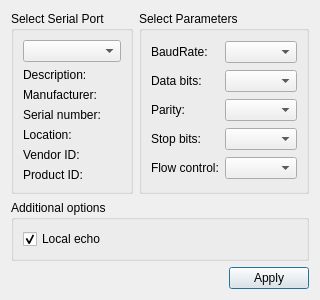
kwangjo/CanAnalyzer, file QtCanAnalyzer/graphic/settingsdialog.ui: the form before one commit.
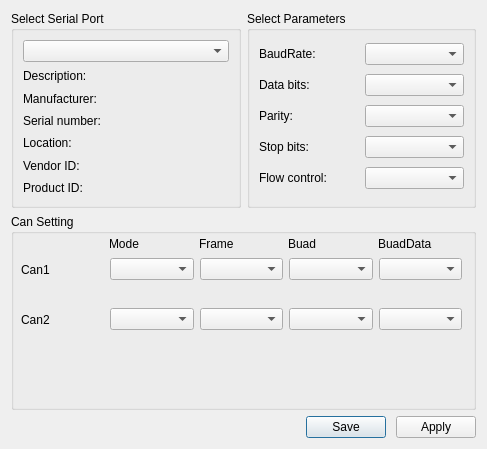
The form after the commit.

```diff
--- a/QtCanAnalyzer/graphic/settingsdialog.ui
+++ b/QtCanAnalyzer/graphic/settingsdialog.ui
@@ -6,8 +6,8 @@
    <rect>
     <x>0</x>
     <y>0</y>
-    <width>281</width>
-    <height>262</height>
+    <width>487</width>
+    <height>449</height>
    </rect>
   </property>
   <property name="windowTitle">
@@ -127,8 +127,178 @@
      </layout>
     </widget>
    </item>
+   <item row="1" column="0" colspan="2">
+    <widget class="QGroupBox" name="groupBox">
+     <property name="title">
+      <string>Can Setting</string>
+     </property>
+     <widget class="QWidget" name="horizontalLayoutWidget">
+      <property name="geometry">
+       <rect>
+        <x>10</x>
+        <y>30</y>
+        <width>441</width>
+        <height>51</height>
+       </rect>
+      </property>
+      <layout class="QHBoxLayout" name="horizontalLayout_2">
+       <item>
+        <widget class="QLabel" name="label">
+         <property name="text">
+          <string>Can1</string>
+         </property>
+        </widget>
+       </item>
+       <item>
+        <widget class="QComboBox" name="can1ModeBox">
+         <property name="font">
+          <font>
+           <pointsize>8</pointsize>
+          </font>
+         </property>
+        </widget>
+       </item>
+       <item>
+        <widget class="QComboBox" name="can1FrameBox">
+         <property name="font">
+          <font>
+           <pointsize>8</pointsize>
+          </font>
+         </property>
+        </widget>
+       </item>
+       <item>
+        <widget class="QComboBox" name="can1BuadBox">
+         <property name="font">
+          <font>
+           <pointsize>8</pointsize>
+          </font>
+         </property>
+        </widget>
+       </item>
+       <item>
+        <widget class="QComboBox" name="can1BaudDataBox">
+         <property name="font">
+          <font>
+           <pointsize>8</pointsize>
+          </font>
+         </property>
+        </widget>
+       </item>
+      </layout>
+     </widget>
+     <widget class="QWidget" name="horizontalLayoutWidget_2">
+      <property name="geometry">
+       <rect>
+        <x>10</x>
+        <y>80</y>
+        <width>441</width>
+        <height>51</height>
+       </rect>
+      </property>
+      <layout class="QHBoxLayout" name="horizontalLayout_3">
+       <item>
+        <widget class="QLabel" name="label_2">
+         <property name="text">
+          <string>Can2</string>
+         </property>
+        </widget>
+       </item>
+       <item>
+        <widget class="QComboBox" name="can2ModeBox">
+         <property name="font">
+          <font>
+           <pointsize>8</pointsize>
+          </font>
+         </property>
+        </widget>
+       </item>
+       <item>
+        <widget class="QComboBox" name="can2FrameBox">
+         <property name="font">
+          <font>
+           <pointsize>8</pointsize>
+          </font>
+         </property>
+        </widget>
+       </item>
+       <item>
+        <widget class="QComboBox" name="can2BuadBox">
+         <property name="font">
+          <font>
+           <pointsize>8</pointsize>
+          </font>
+         </property>
+        </widget>
+       </item>
+       <item>
+        <widget class="QComboBox" name="can2BaudDataBox">
+         <property name="font">
+          <font>
+           <pointsize>8</pointsize>
+          </font>
+         </property>
+        </widget>
+       </item>
+      </layout>
+     </widget>
+     <widget class="QWidget" name="horizontalLayoutWidget_3">
+      <property name="geometry">
+       <rect>
+        <x>9</x>
+        <y>19</y>
+        <width>441</width>
+        <height>21</height>
+       </rect>
+      </property>
+      <layout class="QHBoxLayout" name="horizontalLayout_5">
+       <item>
+        <widget class="QLabel" name="label_10">
+         <property name="text">
+          <string/>
+         </property>
+        </widget>
+       </item>
+       <item>
+        <widget class="QLabel" name="label_11">
+         <property name="text">
+          <string>Mode</string>
+         </property>
+        </widget>
+       </item>
+       <item>
+        <widget class="QLabel" name="label_9">
+         <property name="text">
+          <string>Frame</string>
+         </property>
+        </widget>
+       </item>
+       <item>
+        <widget class="QLabel" name="label_8">
+         <property name="text">
+          <string>Buad</string>
+         </property>
+        </widget>
+       </item>
+       <item>
+        <widget class="QLabel" name="label_7">
+         <property name="text">
+          <string>BuadData</string>
+         </property>
+        </widget>
+       </item>
+      </layout>
+     </widget>
+    </widget>
+   </item>
    <item row="2" column="0" colspan="2">
     <layout class="QHBoxLayout" name="horizontalLayout">
+     <property name="spacing">
+      <number>10</number>
+     </property>
+     <property name="sizeConstraint">
+      <enum>QLayout::SetMinimumSize</enum>
+     </property>
      <item>
       <spacer name="horizontalSpacer">
        <property name="orientation">
@@ -142,6 +312,13 @@
        </property>
       </spacer>
      </item>
+     <item>
+      <widget class="QPushButton" name="saveButton">
+       <property name="text">
+        <string>Save</string>
+       </property>
+      </widget>
+     </item>
      <item>
       <widget class="QPushButton" name="applyButton">
        <property name="text">
@@ -151,25 +328,6 @@
      </item>
     </layout>
    </item>
-   <item row="1" column="0" colspan="2">
-    <widget class="QGroupBox" name="additionalOptionsGroupBox">
-     <property name="title">
-      <string>Additional options</string>
-     </property>
-     <layout class="QVBoxLayout" name="verticalLayout">
-      <item>
-       <widget class="QCheckBox" name="localEchoCheckBox">
-        <property name="text">
-         <string>Local echo</string>
-        </property>
-        <property name="checked">
-         <bool>true</bool>
-        </property>
-       </widget>
-      </item>
-     </layout>
-    </widget>
-   </item>
   </layout>
  </widget>
  <resources/>
```
